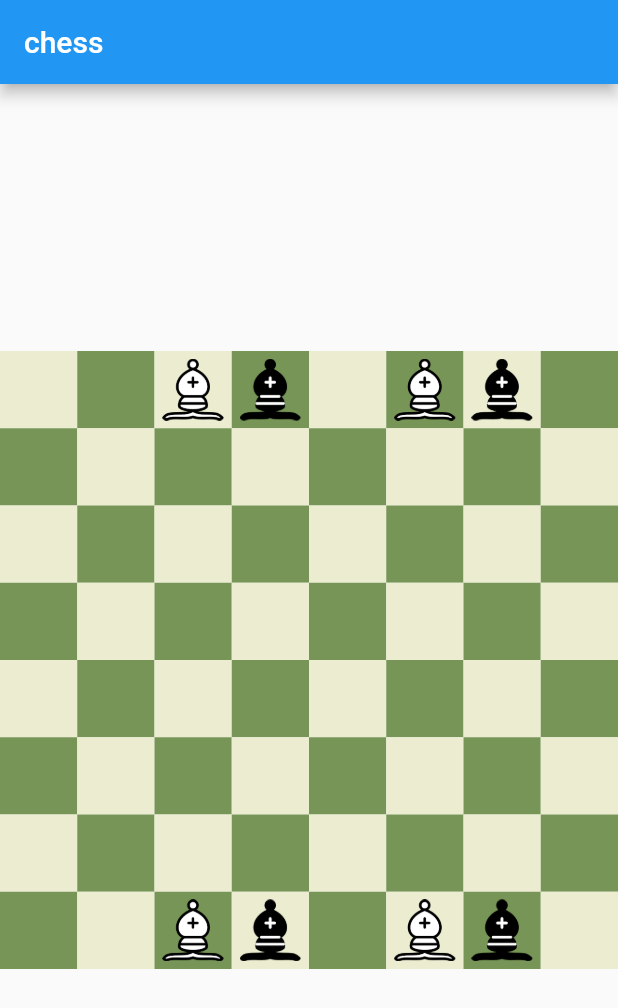
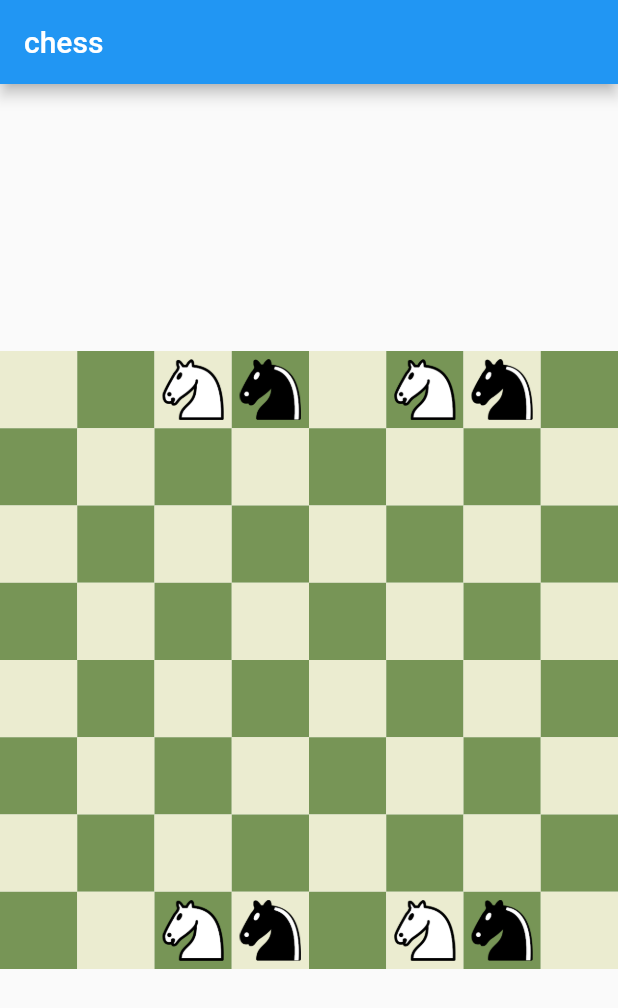
Before and after one commit to Mikhailli/Chess_App, a Flutter app: the screen it shows after launch, on a phone screen of 412 x 824 dp. Shown: the top 1008 px of the screen. Run offline on Flutter 3.47's test engine with Material 2 defaults, Android fonts, the phone set to English and light mode, and no system bars.

Commit message:
feat(pieces): add knight

```diff
--- a/lib/game_coordinator.dart
+++ b/lib/game_coordinator.dart
@@ -1,6 +1,8 @@
 import 'package:chess/pieces/bishop.dart';
 import 'package:chess/pieces/chess_piece.dart';
 import 'package:collection/collection.dart';
+
+import 'pieces/knight.dart';
 
 class GameCoordinator {
   //final List<ChessPiece> whitePieces;
@@ -27,14 +29,14 @@ class GameCoordinator {
         //  Bishop(PlayerColor.black, Location(5, 7))
         //],
         [
-          Bishop(PlayerColor.white, Location(2, 0)),
-          Bishop(PlayerColor.white, Location(5, 0)),
-          Bishop(PlayerColor.white, Location(2, 7)),
-          Bishop(PlayerColor.white, Location(5, 7)),
-          Bishop(PlayerColor.black, Location(3, 0)),
-          Bishop(PlayerColor.black, Location(6, 0)),
-          Bishop(PlayerColor.black, Location(3, 7)),
-          Bishop(PlayerColor.black, Location(6, 7))
+          Knight(PlayerColor.white, Location(2, 0)),
+          Knight(PlayerColor.white, Location(5, 0)),
+          Knight(PlayerColor.white, Location(2, 7)),
+          Knight(PlayerColor.white, Location(5, 7)),
+          Knight(PlayerColor.black, Location(3, 0)),
+          Knight(PlayerColor.black, Location(6, 0)),
+          Knight(PlayerColor.black, Location(3, 7)),
+          Knight(PlayerColor.black, Location(6, 7))
         ]
     );
   }
--- a/lib/pieces/bishop.dart
+++ b/lib/pieces/bishop.dart
@@ -1,5 +1,4 @@
 import 'package:chess/pieces/chess_piece.dart';
-import 'package:collection/collection.dart';
 
 class Bishop extends ChessPiece {
   Bishop(
```
Also changed, not shown: lib/pieces/knight.dart (added, +138 -0 lines).
